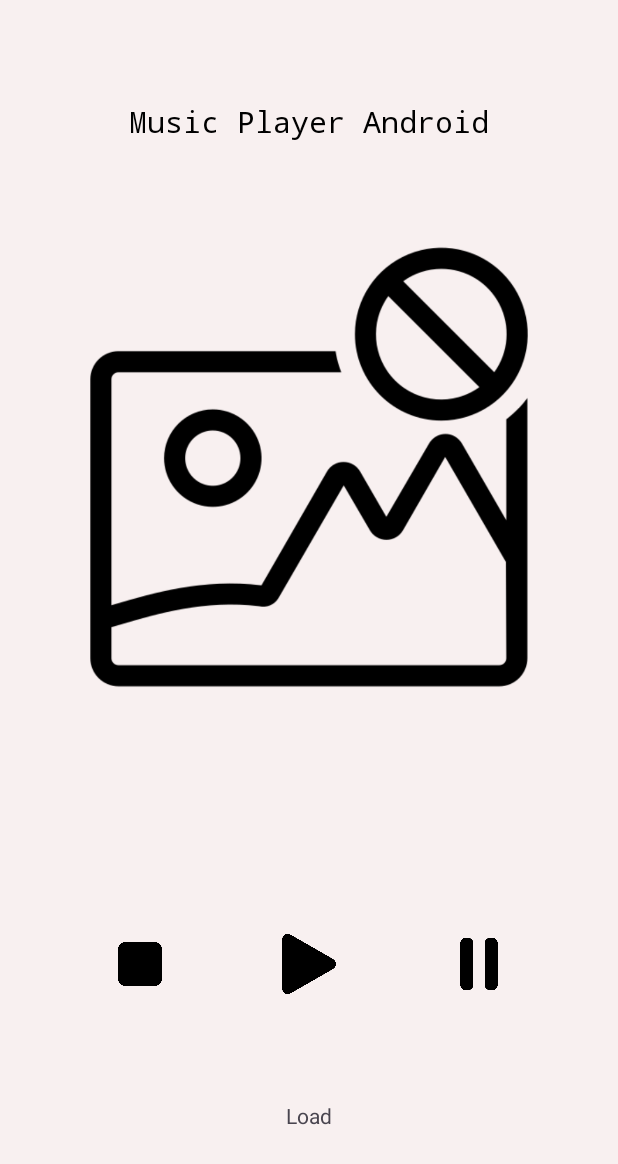
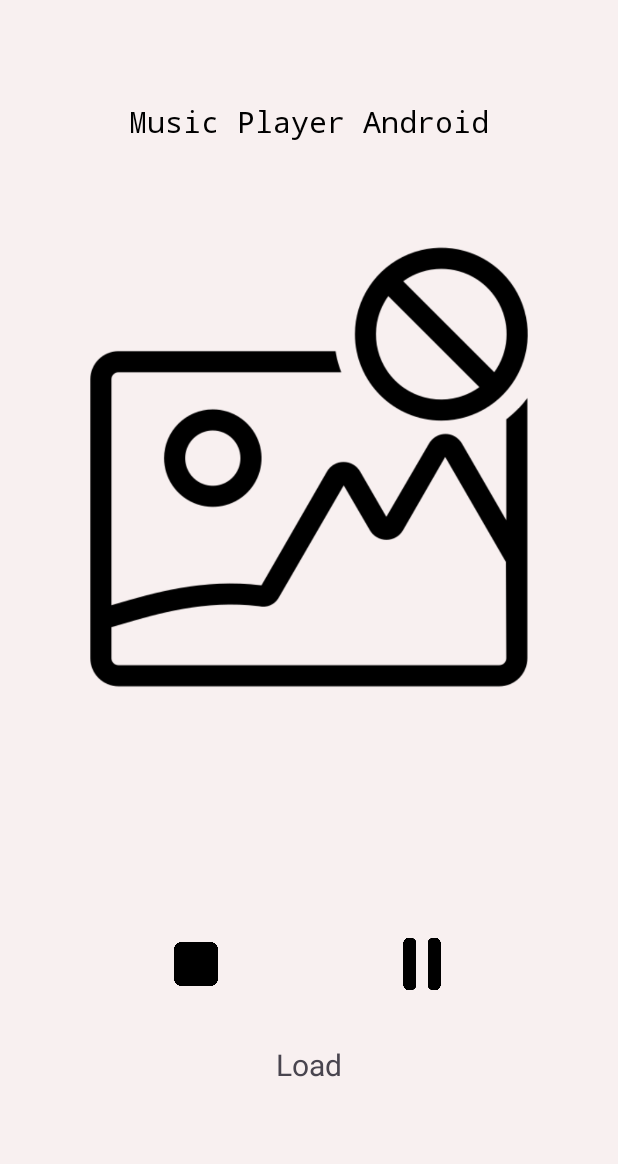
Before and after one commit to Termi25/AplicatieMuzicaMobila, an Android app: the screen it shows after launch (MainActivity), after a tap on "Play Button", on a phone screen of 412 x 824 dp. Shown: the top 1164 px of the screen. Run offline under Robolectric (Android 15) with nearby library versions, the phone set to English and light mode, and no system bars.

Commit message:
Create PlayButton class to manage play pause states alongside the primary MediaPlayer

```diff
--- a/app/src/main/java/com/ase/aplicatiemuzicamobila/MainActivity.java
+++ b/app/src/main/java/com/ase/aplicatiemuzicamobila/MainActivity.java
@@ -32,13 +32,13 @@ import java.util.Map;
 
 public class MainActivity extends AppCompatActivity {
 
-    MediaPlayer music;
+    PlayButton btnPlayPause;
     ImageView imgV;
 
-    private ActivityResultLauncher<String> launcher = registerForActivityResult(new ActivityResultContracts.GetContent(), new ActivityResultCallback<Uri>() {
+    private final ActivityResultLauncher<String> launcher = registerForActivityResult(new ActivityResultContracts.GetContent(), new ActivityResultCallback<Uri>() {
         @Override
         public void onActivityResult(Uri o) {
-            music = MediaPlayer.create(getApplicationContext(),o);
+            btnPlayPause.changeMediaplayer(MediaPlayer.create(getApplicationContext(),o));
 
             MediaMetadataRetriever mediaMetadataRetriever = (MediaMetadataRetriever) new MediaMetadataRetriever();
             mediaMetadataRetriever.setDataSource(getApplicationContext(), o);
@@ -52,12 +52,12 @@ public class MainActivity extends AppCompatActivity {
                         .into(imgV);
 
             }catch (Exception e){
-                Log.e("Exception audio file image",e.getMessage());
+                Log.e("Exception audio file image",e.toString());
             }finally {
                 try {
                     mediaMetadataRetriever.release();
                 } catch (IOException e) {
-                    throw new RuntimeException(e);
+                    Log.e("Exception Releasing MediaMetadataRetriever",e.toString());
                 }
             }
         }
@@ -72,44 +72,19 @@ public class MainActivity extends AppCompatActivity {
         TextView load=findViewById(R.id.btnLoad);
         load.setOnClickListener(v -> launcher.launch("audio/*"));
 
-        Map<String, String> songList=new HashMap<>();
-        ArrayList<String> audioLists = new ArrayList<>();
-
-        String[] strings = {MediaStore.Audio.Media._ID, MediaStore.Audio.Media.DISPLAY_NAME};
-
-        Cursor cursor = getContentResolver().query(MediaStore.Audio.Media.EXTERNAL_CONTENT_URI, strings, null, null, null);
-
-        if (cursor != null) {
-            if (cursor.moveToFirst()) {
-                do {
-                    int audioIndex = cursor.getColumnIndexOrThrow(MediaStore.Audio.Media.DISPLAY_NAME);
-                    songList.put(cursor.getString(audioIndex),cursor.getString(audioIndex));
-                    audioLists.add(cursor.getString(audioIndex));
-                } while (cursor.moveToNext());
-            }
-        }
-        cursor.close();
-
-        for (int i = 0 ; i < audioLists.size(); i++ ){
-            Log.e("audioListss" ,"Audio Path ---->>>  " + audioLists.get(i));
-        }
-
-        music = MediaPlayer.create(this,R.raw.bna);
-
+        btnPlayPause=PlayButton.getPlayPauseInstance(findViewById(R.id.btnPlay),MediaPlayer.create(this,R.raw.bna),getApplicationContext());
     }
 
-    public void playSong(View v){
-        music.start();
-    }
-
-    public void pauseSong(View v) {
-        music.pause(); }
-
     public void stopSong(View v) {
-        music.stop();
-        music = MediaPlayer.create(this, R.raw.bna);
+        btnPlayPause.stopSong(v);
         Glide.with(getApplicationContext())
                 .load(R.drawable.missing)
                 .into(imgV);
     }
+
+    @Override
+    protected void onDestroy() {
+        super.onDestroy();
+        PlayButton.releaseMediaPlayer();
+    }
 }
--- /dev/null
+++ b/app/src/main/java/com/ase/aplicatiemuzicamobila/PlayButton.java
@@ -0,0 +1,68 @@
+package com.ase.aplicatiemuzicamobila;
+
+
+import android.content.Context;
+import android.media.MediaPlayer;
+import android.view.View;
+import android.widget.Button;
+import android.widget.ImageButton;
+
+import androidx.core.content.res.ResourcesCompat;
+
+public class PlayButton {
+    private boolean isPlaying;
+    private static PlayButton btnInstance=null;
+    private ImageButton btnPlayPause;
+    private MediaPlayer mediaPlayer;
+    private Context context;
+
+    private PlayButton() {
+    }
+
+    private PlayButton(ImageButton btn, MediaPlayer media,Context ctx){
+        this.btnPlayPause=btn;
+        this.isPlaying=false;
+        this.mediaPlayer=media;
+        this.context=ctx;
+
+        this.btnPlayPause.setOnClickListener(v -> {
+            if(isPlaying){
+                pauseSong(this.context);
+            }else{
+                playSong(this.context);
+            }
+            isPlaying=!isPlaying;
+        });
+    }
+
+    public static PlayButton getPlayPauseInstance(ImageButton btn, MediaPlayer media, Context ctx) {
+        if(btnInstance==null){
+            btnInstance=new PlayButton(btn,media,ctx);
+        }
+        return btnInstance;
+    }
+
+    public static void releaseMediaPlayer(){
+        btnInstance.mediaPlayer.release();
+    }
+
+    public void playSong(Context context){
+        mediaPlayer.start();
+        btnPlayPause.setBackground(ResourcesCompat.getDrawable(context.getResources(),R.drawable.pause,null));
+    }
+
+    public void pauseSong(Context context) {
+        mediaPlayer.pause();
+        btnPlayPause.setBackground(ResourcesCompat.getDrawable(context.getResources(),R.drawable.play,null));
+    }
+
+    public void stopSong(View v) {
+        mediaPlayer.stop();
+    }
+
+    public void changeMediaplayer (MediaPlayer media){
+        PlayButton.releaseMediaPlayer();
+        this.mediaPlayer=media;
+
+    }
+}
--- a/app/src/main/res/layout/activity_main.xml
+++ b/app/src/main/res/layout/activity_main.xml
@@ -34,20 +34,6 @@
         app:layout_constraintVertical_bias="0.4" />
 
     <ImageButton
-        android:id="@+id/btnPause"
-        android:layout_width="40dp"
-        android:layout_height="40dp"
-        android:background="@drawable/pause"
-        android:clickable="true"
-        android:contentDescription="@string/pause_button"
-        android:onClick="pauseSong"
-        app:layout_constraintBottom_toBottomOf="parent"
-        app:layout_constraintEnd_toEndOf="parent"
-        app:layout_constraintHorizontal_bias="0.5"
-        app:layout_constraintStart_toEndOf="@+id/btnPlay"
-        app:layout_constraintTop_toBottomOf="@+id/imageView" />
-
-    <ImageButton
         android:id="@+id/btnPlay"
         android:layout_width="40dp"
         android:layout_height="40dp"
@@ -56,8 +42,7 @@
         android:contentDescription="@string/play_button"
         android:onClick="playSong"
         app:layout_constraintBottom_toBottomOf="parent"
-        app:layout_constraintEnd_toStartOf="@+id/btnPause"
-        app:layout_constraintHorizontal_bias="0.5"
+        app:layout_constraintEnd_toEndOf="parent"
         app:layout_constraintStart_toEndOf="@+id/btnStop"
         app:layout_constraintTop_toBottomOf="@+id/imageView" />
 
@@ -73,16 +58,19 @@
         app:layout_constraintEnd_toStartOf="@+id/btnPlay"
         app:layout_constraintHorizontal_bias="0.5"
         app:layout_constraintStart_toStartOf="parent"
-        app:layout_constraintTop_toBottomOf="@+id/imageView" />
+        app:layout_constraintTop_toBottomOf="@+id/imageView"
+        app:layout_constraintVertical_bias="0.501" />
 
     <TextView
         android:id="@+id/btnLoad"
         android:layout_width="wrap_content"
         android:layout_height="wrap_content"
         android:text="Load"
+        android:textSize="20sp"
         app:layout_constraintBottom_toBottomOf="parent"
-        app:layout_constraintEnd_toStartOf="@+id/btnPause"
+        app:layout_constraintEnd_toStartOf="@+id/btnPlay"
         app:layout_constraintStart_toEndOf="@+id/btnStop"
-        app:layout_constraintTop_toBottomOf="@+id/btnPlay" />
+        app:layout_constraintTop_toBottomOf="@+id/imageView"
+        app:layout_constraintVertical_bias="0.7" />
 
 </androidx.constraintlayout.widget.ConstraintLayout>
```
